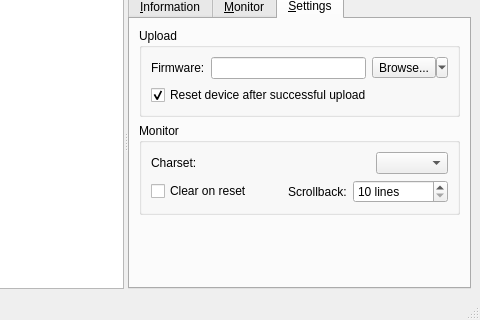
Above: tyqt/main_window.ui from Koromix/tytools before the change; both pictures show x 130 to 610 and y 92 to 412 of the 610 by 412 pixel window. Below: the same form after it.
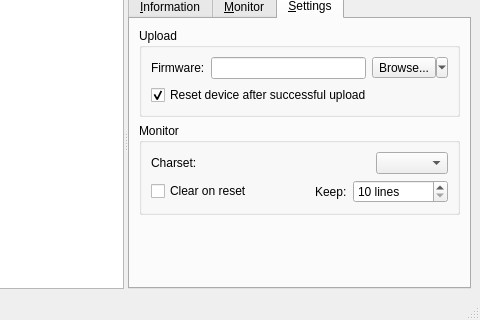
That is the form after the change. The open tabs and pages were chosen to show the change. Icons and pictures are not drawn. Custom widgets are drawn as their Qt base class.

Commit message: Change label to allow for more smaller Compact Mode

Patch:
```diff
--- a/tyqt/main_window.ui
+++ b/tyqt/main_window.ui
@@ -367,7 +367,7 @@
               <item>
                <widget class="QLabel" name="label_8">
                 <property name="text">
-                 <string>Scrollback:</string>
+                 <string>Keep:</string>
                 </property>
                </widget>
               </item>
```
